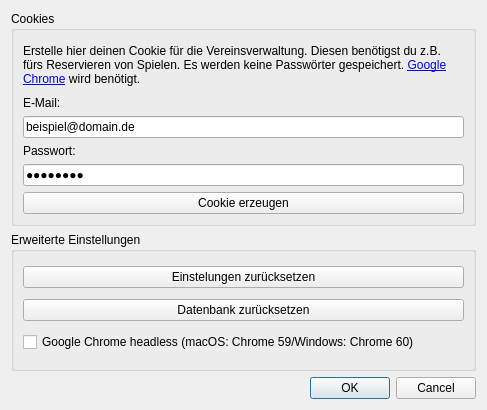
Qt form bin/settings.ui (fupa/FuME) before a commit.
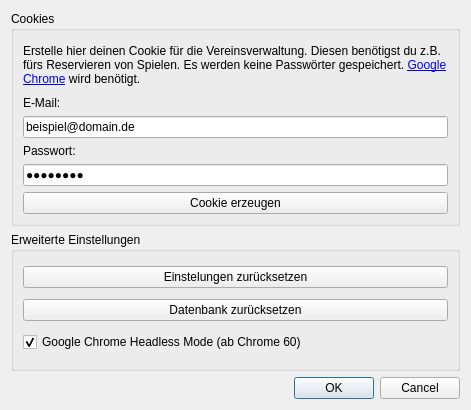
The same form after that commit.

```diff
--- a/bin/settings.ui
+++ b/bin/settings.ui
@@ -6,7 +6,7 @@
    <rect>
     <x>0</x>
     <y>0</y>
-    <width>487</width>
+    <width>471</width>
     <height>410</height>
    </rect>
   </property>
@@ -115,7 +115,10 @@
          <string>Browser Fenster verstecken</string>
         </property>
         <property name="text">
-         <string>Google Chrome headless (macOS: Chrome 59/Windows: Chrome 60)</string>
+         <string>Google Chrome Headless Mode (ab Chrome 60)</string>
+        </property>
+        <property name="checked">
+         <bool>true</bool>
         </property>
        </widget>
       </item>
```
